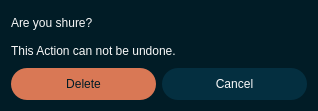
Before: the Qt Designer form pse/umlsl_editor/src/view/widgets/qt_widgets/delete_dialog.ui in 69420pm/UMLSL-traffic-editor, drawn with Qt 5.
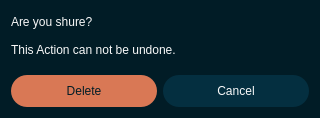
After: the same form once the commit is applied. Icons and pictures are not drawn.

```diff
--- a/pse/umlsl_editor/src/view/widgets/qt_widgets/delete_dialog.ui
+++ b/pse/umlsl_editor/src/view/widgets/qt_widgets/delete_dialog.ui
@@ -6,10 +6,22 @@
    <rect>
     <x>0</x>
     <y>0</y>
-    <width>318</width>
-    <height>111</height>
+    <width>320</width>
+    <height>118</height>
    </rect>
   </property>
+  <property name="minimumSize">
+   <size>
+    <width>320</width>
+    <height>0</height>
+   </size>
+  </property>
+  <property name="maximumSize">
+   <size>
+    <width>320</width>
+    <height>16777215</height>
+   </size>
+  </property>
   <property name="windowTitle">
    <string>Dialog</string>
   </property>
@@ -167,8 +179,22 @@
 	color: #F9F9F9
 }
 
+QPushButton#b_cancel:hover {
+    background-color: #314250; 
+}
+QPushButton#b_cancel:pressed {
+    background-color: #042F40; 
+}
+
 QPushButton#b_delete {
 	background-color: #D97855
+}
+
+QPushButton#b_delete:hover {
+    background-color: rgb(244, 135, 96); 
+}
+QPushButton#b_delete:pressed {
+    background-color: #D97855; 
 }</string>
   </property>
   <layout class="QVBoxLayout" name="verticalLayout">
@@ -191,6 +217,9 @@
    </item>
    <item>
     <layout class="QHBoxLayout" name="horizontalLayout">
+     <property name="topMargin">
+      <number>8</number>
+     </property>
      <item>
       <widget class="QPushButton" name="b_delete">
        <property name="minimumSize">
```
Left out of the diff: 2 changed lines with no effect on the pictures.
